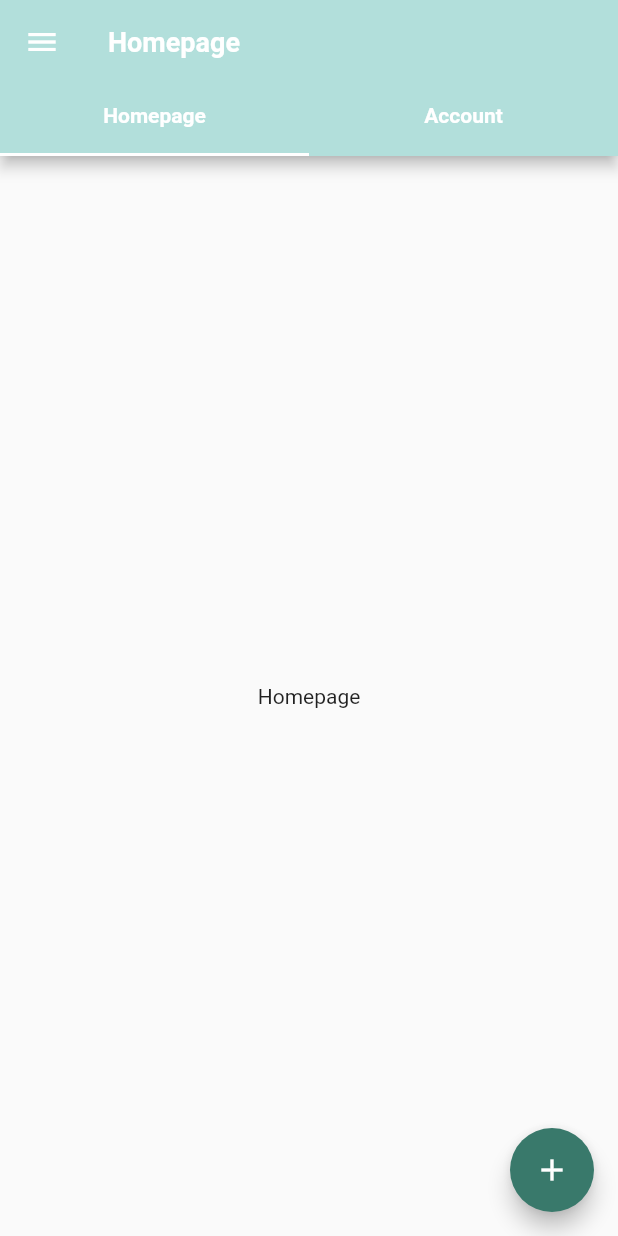
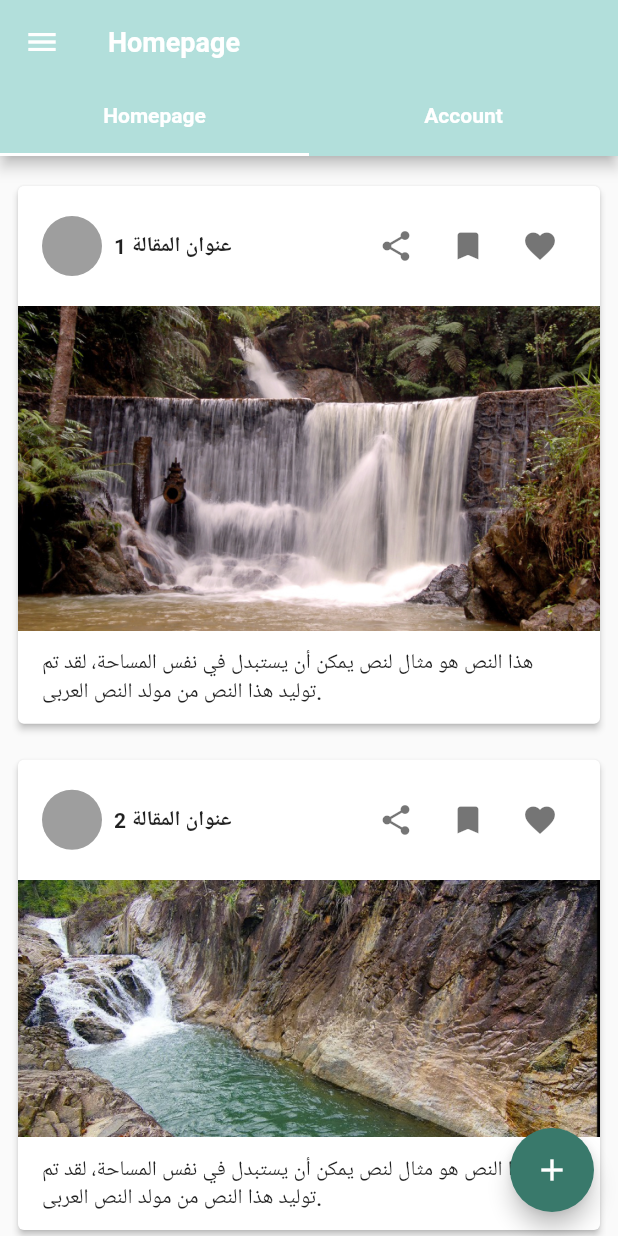
Before and after one commit to Ayman-Barghout/kortobaa_mobile_flutter_task, a Flutter app: the screen it shows after launch, on a phone screen of 412 x 824 dp. Run offline on Flutter 3.47's test engine with Material 2 defaults, Android fonts, the phone set to English and light mode, and no system bars; our stand-ins replace google_fonts; Roboto replaces fonts that are missing (Almarai).

Commit message:
account and home views added, style changes

```diff
--- a/lib/core/services/repository/posts_repository.dart
+++ b/lib/core/services/repository/posts_repository.dart
@@ -1,7 +1,7 @@
 import 'package:kortobaa_mobile_flutter_task/core/models/post.dart';
 
-class UserRepository {
-  List<Post> getPosts() {
+class PostsRepository {
+  static List<Post> getPosts() {
     return <Post>[
       Post(
           1,
--- a/lib/core/services/repository/user_repository.dart
+++ b/lib/core/services/repository/user_repository.dart
@@ -1,8 +1,8 @@
 import 'package:kortobaa_mobile_flutter_task/core/models/user.dart';
 
 class UserRepository {
-  User getUser() {
-    return User(1, "Ayman.a.barghout@gmail.com", "أيمن برغوت",
+  static User getUser() {
+    return User(1, "أيمن برغوت", "Ayman.a.barghout@gmail.com",
         "assets/images/profile_pic.png");
   }
 }
--- a/lib/ui/shared/app_colors.dart
+++ b/lib/ui/shared/app_colors.dart
@@ -2,6 +2,7 @@ import 'package:flutter/material.dart';
 
 const Color statusBarColor = Color(0xff82ada9);
 const Color placeHolderColor = Color(0x61000000);
+const Color boxShadowColor = Color(0x12000000);
 
 const Color darkTextColor = Color(0xde000000);
 const Color lightTextColor = Color(0x8a000000);
--- a/lib/ui/shared/text_styles.dart
+++ b/lib/ui/shared/text_styles.dart
@@ -12,7 +12,7 @@ class AppTextStyles {
       color: darkTextColor, fontSize: 21, fontWeight: FontWeight.bold);
 
   static const TextStyle subHeaderStyle = TextStyle(
-      color: darkTextColor, fontSize: 14, fontWeight: FontWeight.normal);
+      color: darkTextColor, fontSize: 14, fontWeight: FontWeight.w500);
 
   static TextStyle navigationTextStyle = GoogleFonts.almarai(
     textStyle: TextStyle(
@@ -21,4 +21,7 @@ class AppTextStyles {
 
   static const TextStyle lightTextStyle = TextStyle(
       color: lightTextColor, fontSize: 15, fontWeight: FontWeight.bold);
+
+  static const TextStyle buttonsTextStyle = TextStyle(
+      color: darkTextColor, fontSize: 15, fontWeight: FontWeight.bold);
 }
--- a/lib/ui/views/home_page.dart
+++ b/lib/ui/views/home_page.dart
@@ -1,6 +1,10 @@
 import 'package:flutter/material.dart';
 import 'package:kortobaa_mobile_flutter_task/core/services/localization/app_localizations.dart';
+import 'package:kortobaa_mobile_flutter_task/core/services/repository/posts_repository.dart';
+import 'package:kortobaa_mobile_flutter_task/core/services/repository/user_repository.dart';
 import 'package:kortobaa_mobile_flutter_task/ui/shared/text_styles.dart';
+import 'package:kortobaa_mobile_flutter_task/ui/views/account_view.dart';
+import 'package:kortobaa_mobile_flutter_task/ui/views/home_view.dart';
 
 class HomePage extends StatefulWidget {
   const HomePage({Key key}) : super(key: key);
@@ -61,10 +65,16 @@ class _HomePageState extends State<HomePage>
           ],
         ),
       ),
-      body: Center(
-        child: Text(
-          localization.translate(_selection),
-        ),
+      body: TabBarView(
+        controller: _controller,
+        children: <Widget>[
+          HomeView(
+            posts: PostsRepository.getPosts(),
+          ),
+          AccountView(
+            user: UserRepository.getUser(),
+          ),
+        ],
       ),
       floatingActionButton: _controller.index == 0
           ? FloatingActionButton(
--- /dev/null
+++ b/lib/ui/views/home_view.dart
@@ -0,0 +1,26 @@
+import 'package:flutter/material.dart';
+import 'package:kortobaa_mobile_flutter_task/core/models/post.dart';
+import 'package:kortobaa_mobile_flutter_task/ui/widgets/post_item.dart';
+
+class HomeView extends StatelessWidget {
+  const HomeView({Key key, @required this.posts}) : super(key: key);
+
+  final List<Post> posts;
+
+  @override
+  Widget build(BuildContext context) {
+    return Container(
+      padding: const EdgeInsets.symmetric(horizontal: 8.0),
+      child: ListView.builder(
+        padding: EdgeInsets.only(top: 8),
+        itemBuilder: (BuildContext context, int index) => Padding(
+          padding: const EdgeInsets.symmetric(vertical: 8.0),
+          child: PostItem(
+            post: posts[index],
+          ),
+        ),
+        itemCount: posts.length,
+      ),
+    );
+  }
+}
--- a/lib/ui/widgets/post_item.dart
+++ b/lib/ui/widgets/post_item.dart
@@ -11,43 +11,23 @@ class PostItem extends StatelessWidget {
 
   @override
   Widget build(BuildContext context) {
-    return Container(
+    return Card(
+        elevation: 2,
         child: Column(
           children: <Widget>[
-        Row(
+            Padding(
+              padding: const EdgeInsets.symmetric(horizontal: 16, vertical: 16),
+              child: Row(
                 mainAxisAlignment: MainAxisAlignment.spaceBetween,
                 children: <Widget>[
                   Row(
                     mainAxisAlignment: MainAxisAlignment.spaceEvenly,
                     children: <Widget>[
-                IconButton(
-                  icon: Icon(
-                    Icons.share,
-                    color: appColors.placeHolderColor,
-                  ),
-                  onPressed: () {},
-                ),
-                IconButton(
-                  icon: Icon(
-                    Icons.bookmark,
-                    color: appColors.placeHolderColor,
-                  ),
-                  onPressed: () {},
-                ),
-                IconButton(
-                  icon: Icon(
-                    Icons.favorite,
-                    color: appColors.placeHolderColor,
-                  ),
-                  onPressed: () {},
-                ),
-              ],
-            ),
-            Row(
-              mainAxisAlignment: MainAxisAlignment.spaceEvenly,
-              children: <Widget>[
                       CircleAvatar(
                         backgroundColor: appColors.placeHolderColor,
+                      ),
+                      SizedBox(
+                        width: 8,
                       ),
                       Text(
                         post.title,
@@ -56,13 +36,44 @@ class PostItem extends StatelessWidget {
                         ),
                       ),
                     ],
-            )
+                  ),
+                  Row(
+                    mainAxisAlignment: MainAxisAlignment.spaceEvenly,
+                    children: <Widget>[
+                      IconButton(
+                        icon: Icon(
+                          Icons.share,
+                          color: appColors.lightTextColor,
+                        ),
+                        onPressed: () {},
+                      ),
+                      IconButton(
+                        icon: Icon(
+                          Icons.bookmark,
+                          color: appColors.lightTextColor,
+                        ),
+                        onPressed: () {},
+                      ),
+                      IconButton(
+                        icon: Icon(
+                          Icons.favorite,
+                          color: appColors.lightTextColor,
+                        ),
+                        onPressed: () {},
+                      ),
                     ],
                   ),
+                ],
+              ),
+            ),
             Image.asset(post.imageUri),
-        Text(
+            Padding(
+              padding:
+                  const EdgeInsets.symmetric(horizontal: 16.0, vertical: 12.0),
+              child: Text(
                 post.description,
                 style: AppTextStyles.subHeaderStyle,
+              ),
             )
           ],
         ));
```
Also changed, not shown: lib/ui/views/account_view.dart (added, +87 -0 lines), lib/ui/widgets/round_icon_button.dart (deleted, +0 -25 lines), lib/ui/widgets/round_iconbutton_label.dart (added, +41 -0 lines). Lines whose indentation alone changed are shown as unchanged.
